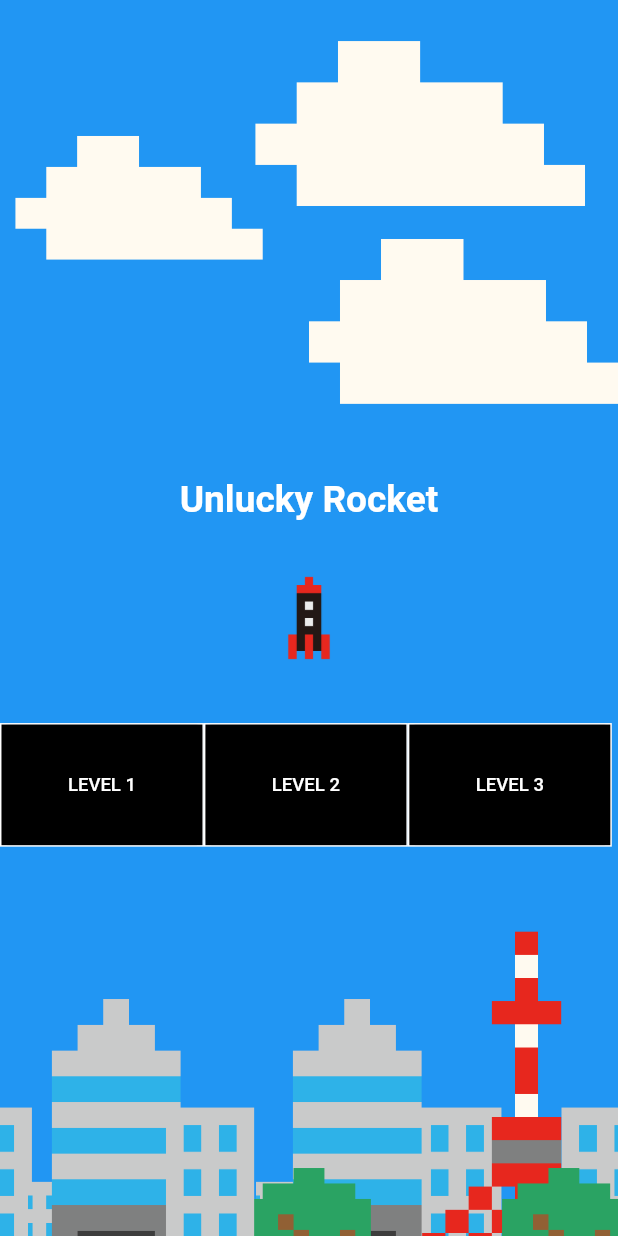
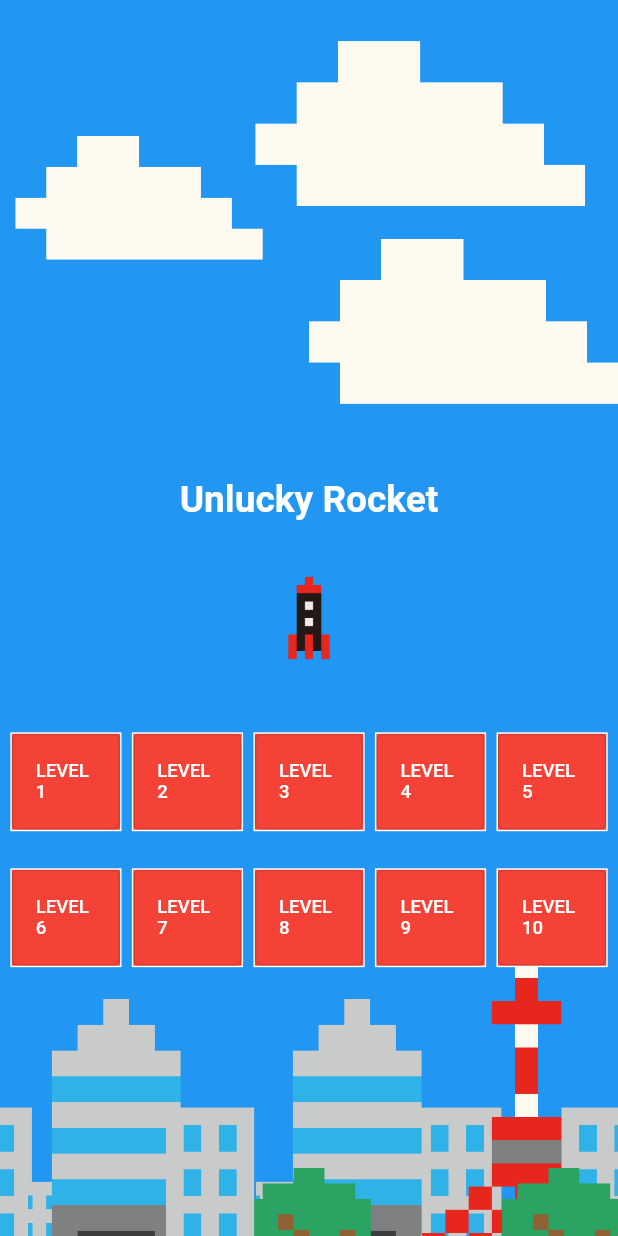
Before and after one commit to yuto90/new_rocket, a Flutter app: the screen it shows after launch, on a phone screen of 412 x 824 dp. Run offline on Flutter 3.47's test engine with Material 2 defaults, Android fonts, the light colour scheme and no system bars; drawn by our look-alikes of google_mobile_ads; our stand-ins replace flutter_dotenv; network calls fail.

Commit message:
top画面にレベル1~10を表示

```diff
--- a/lib/mainpage_model.dart
+++ b/lib/mainpage_model.dart
@@ -13,10 +13,18 @@ class MainPageModel extends ChangeNotifier {
   double level = 1;
 
   /// レベルとUFOの出現頻度のマッピング
+  /// todo レベル設定
   Map mappingLevel = {
     1: 7.0,
     2: 5.0,
     3: 2.0,
+    4: 2.0,
+    5: 2.0,
+    6: 7.0,
+    7: 5.0,
+    8: 2.0,
+    9: 2.0,
+    10: 2.0,
   };
 
   /// ロケットのY座標
--- a/lib/mode/top.dart
+++ b/lib/mode/top.dart
@@ -24,36 +24,74 @@ class Top extends StatelessWidget {
                 ),
               ),
               Align(
-                alignment: Alignment(0, 0.3),
-                child: Container(
-                  height: SizeConfig.blockSizeVertical! * 10,
+                alignment: Alignment(0, 0.5),
+                child: SizedBox(
+                  height: SizeConfig.blockSizeVertical! * 25,
                   width: double.infinity,
-                  child: ListView.builder(
-                    scrollDirection: Axis.horizontal,
-                    itemCount: model.mappingLevel.length,
-                    itemBuilder: (context, index) {
-                      return Container(
-                        height: SizeConfig.blockSizeVertical! * 5,
-                        width: SizeConfig.blockSizeHorizontal! * 33,
+                  child: Column(
+                    mainAxisAlignment: MainAxisAlignment.spaceEvenly,
+                    children: [
+                      // レベル1~5
+                      Row(
+                        mainAxisAlignment: MainAxisAlignment.spaceEvenly,
+                        children: [
+                          for (int i = 1; i <= 5; i++) ...[
+                            Container(
+                              height: SizeConfig.blockSizeVertical! * 8,
+                              width: SizeConfig.blockSizeHorizontal! * 18,
                               decoration: BoxDecoration(
                                 border: Border.all(color: Colors.white),
-                          color: Colors.black,
+                                color: Colors.red,
                               ),
                               child: OutlinedButton(
                                 onPressed: () {
-                            model.switchLevel(model.mappingLevel[index + 1]);
+                                  model.switchLevel(model.mappingLevel[i]);
                                   model.switchDisplay('ready');
                                 },
                                 child: Text(
-                            'LEVEL ' + (index + 1).toString(),
+                                  'LEVEL ' + (i).toString(),
                                   style: TextStyle(
-                              fontSize: SizeConfig.blockSizeVertical! * 1.5,
+                                    fontSize:
+                                        SizeConfig.blockSizeVertical! * 1.5,
                                     color: Colors.white,
                                   ),
                                 ),
                               ),
-                      );
+                            )
+                          ],
+                        ],
+                      ),
+                      // レベル6~10
+                      Row(
+                        mainAxisAlignment: MainAxisAlignment.spaceEvenly,
+                        children: [
+                          for (int i = 6; i <= 10; i++) ...[
+                            Container(
+                              height: SizeConfig.blockSizeVertical! * 8,
+                              width: SizeConfig.blockSizeHorizontal! * 18,
+                              decoration: BoxDecoration(
+                                border: Border.all(color: Colors.white),
+                                color: Colors.red,
+                              ),
+                              child: OutlinedButton(
+                                onPressed: () {
+                                  model.switchLevel(model.mappingLevel[i]);
+                                  model.switchDisplay('ready');
                                 },
+                                child: Text(
+                                  'LEVEL ' + (i).toString(),
+                                  style: TextStyle(
+                                    fontSize:
+                                        SizeConfig.blockSizeVertical! * 1.5,
+                                    color: Colors.white,
+                                  ),
+                                ),
+                              ),
+                            )
+                          ],
+                        ],
+                      )
+                    ],
                   ),
                 ),
               ),
```
Lines whose indentation alone changed are shown as unchanged.
